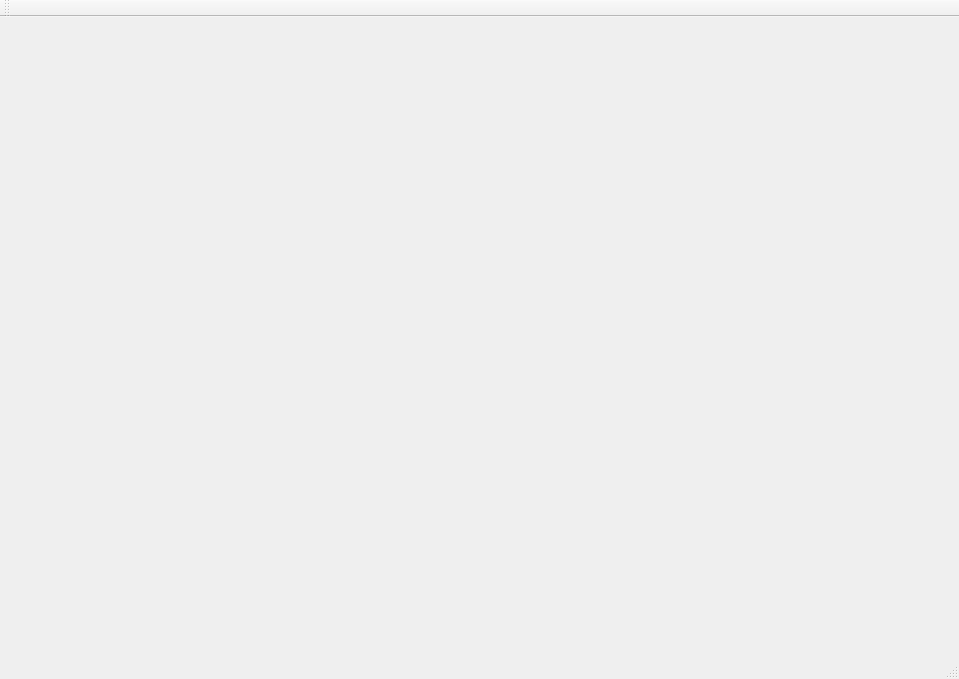
Before: the Qt Designer form CleverManager/mainwindow.ui in ChinaClever/CleverManagerV3, drawn with Qt 5.
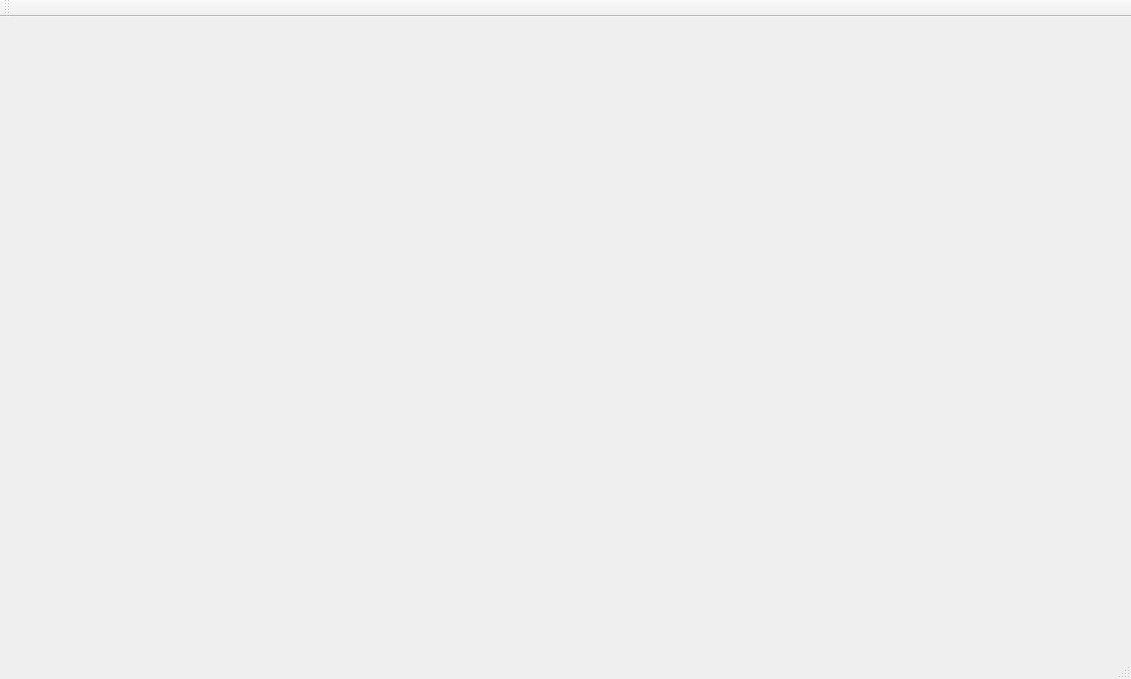
After: the same form once the commit is applied. Icons and pictures are not drawn.

Diff of the .ui file:
```diff
--- a/CleverManager/mainwindow.ui
+++ b/CleverManager/mainwindow.ui
@@ -6,7 +6,7 @@
    <rect>
     <x>0</x>
     <y>0</y>
-    <width>959</width>
+    <width>1131</width>
     <height>679</height>
    </rect>
   </property>
```
Left out of the diff: 2 changed lines with no effect on the pictures.
